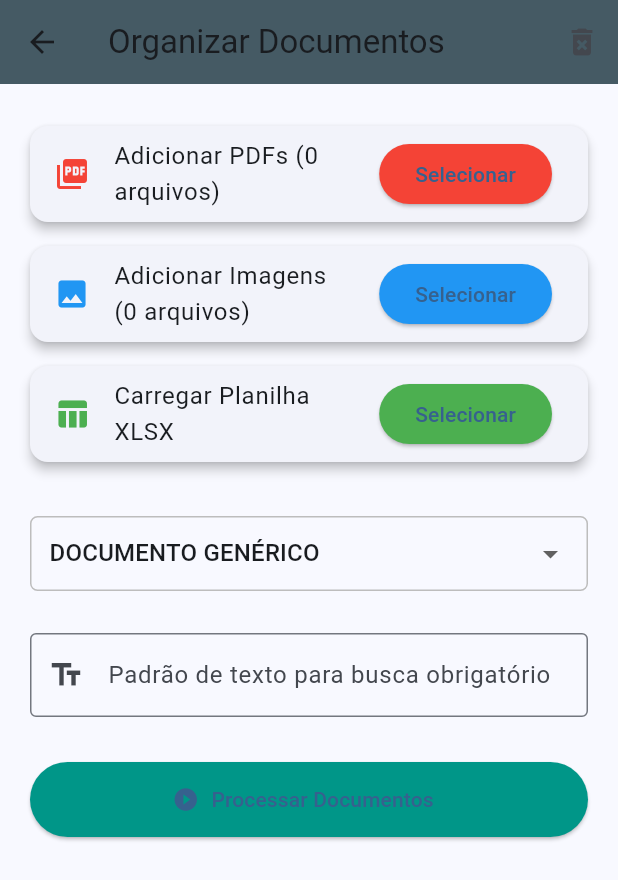
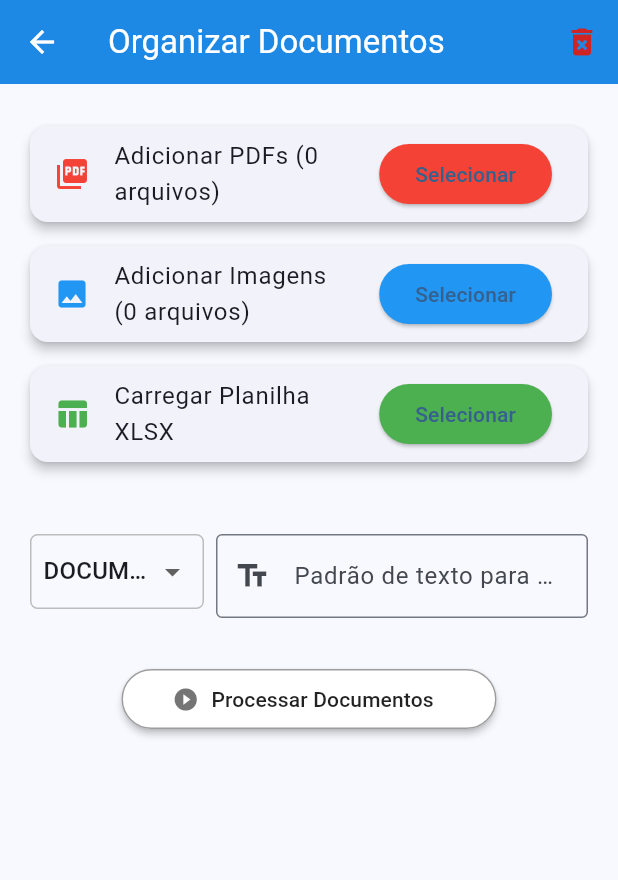
Before and after one commit to Brunopvh/web_pdf, a Flutter app: the OrganizePage screen opened by its route, on a phone screen of 412 x 824 dp. Shown: the top 880 px of the screen. Run offline on Flutter 3.47's test engine with Material 3 defaults, Android fonts, the light colour scheme and no system bars; our stand-ins replace file_picker; missing offline and left inert: dart:html, universal_html.

Commit message:
ajustes no frontend

```diff
--- a/frontend/lib/pages/organize.dart
+++ b/frontend/lib/pages/organize.dart
@@ -355,11 +355,18 @@ class _OrganizePageState extends State<OrganizePage> {
 
     return Scaffold(
       appBar: AppBar(
-        title: const Text('Organizar Documentos'),
-        backgroundColor: Colors.blueGrey.shade700,
+        title: const Text(
+          'Organizar Documentos',
+          style: TextStyle(color: Colors.white),
+        ),
+        backgroundColor: Colors.blue.shade600,
+        iconTheme: const IconThemeData(color: Colors.white),
         actions: [
           IconButton(
-            icon: const Icon(Icons.delete_forever),
+            icon: const Icon(
+              Icons.delete_forever,
+              color: Color.fromARGB(255, 207, 36, 36)
+            ),
             tooltip: 'Limpar tudo',
             onPressed: clearAllFiles,
           ),
@@ -422,6 +429,7 @@ class _OrganizePageState extends State<OrganizePage> {
                 ),
               ),
             const SizedBox(height: 20),
+            /*
             // ================== NOVO: Dropdown de Tipos de Documento ==================
             Container(
               margin: const EdgeInsets.symmetric(vertical: 8),
@@ -450,27 +458,77 @@ class _OrganizePageState extends State<OrganizePage> {
                 ),
               ),
             ),
+            */
             const SizedBox(height: 20),
             // Se o XLSX não foi selecionado, o padrão de texto é necessário.
             if (xlsxFile == null)
-              TextField(
+              Row(
+                crossAxisAlignment: CrossAxisAlignment.start, // Alinha os itens ao topo
+                children: [
+                  // 1. Dropdown (Esquerda, 40% da largura)
+                  Flexible(
+                    flex: 2, // Proporção 2
+                    child: Container(
+                      margin: const EdgeInsets.only(right: 8), // Pequena margem à direita
+                      padding: const EdgeInsets.symmetric(horizontal: 8),
+                      decoration: BoxDecoration(
+                        border: Border.all(color: Colors.grey.shade400),
+                        borderRadius: BorderRadius.circular(5),
+                      ),
+                      child: DropdownButtonHideUnderline(
+                        child: DropdownButton<String>(
+                          isExpanded: true,
+                          value: selectedDocumentType,
+                          hint: const Text("Tipo"),
+                          icon: const Icon(Icons.arrow_drop_down),
+                          items: documentOptions.map((String value) {
+                            return DropdownMenuItem<String>(
+                              value: value,
+                              child: Text(value, overflow: TextOverflow.ellipsis),
+                            );
+                          }).toList(),
+                          onChanged: (String? newValue) {
+                            setState(() {
+                              selectedDocumentType = newValue!;
+                            });
+                          },
+                        ),
+                      ),
+                    ),
+                  ),
+
+                  // 2. Campo de Padrão de Texto (Direita, 60% da largura)
+                  Expanded(
+                    flex: 4, // Proporção 3 (3/5 = 60%)
+                    child: TextField(
                       controller: patternController,
                       decoration: const InputDecoration(
-                  labelText: 'Padrão de texto para busca obrigatório',
+                        labelText: 'Padrão de texto para busca',
                         border: OutlineInputBorder(),
                         prefixIcon: Icon(Icons.text_fields),
                       ),
                     ),
+                  ),
+                ],
+              ),
             const SizedBox(height: 30),
 
             // Botão Processar
-            ElevatedButton.icon(
+            Center( // Centraliza o botão na largura disponível
+              child: ElevatedButton.icon(
                 onPressed: isProcessing ? null : processFiles,
-              icon: const Icon(Icons.play_circle_fill),
-              label: const Text('Processar Documentos'),
+                icon: const Icon(Icons.play_circle_fill, color: Colors.black54), // Ícone preto
+                label: const Text(
+                  'Processar Documentos',
+                  style: TextStyle(color: Colors.black87), // Texto preto
+                ),
                 style: ElevatedButton.styleFrom(
-                backgroundColor: Colors.teal,
-                minimumSize: const Size(double.infinity, 50),
+                  backgroundColor: Colors.white, // Fundo branco
+                  foregroundColor: Colors.teal, // Cor de destaque (ripple, sombra)
+                  side: const BorderSide(color: Colors.grey, width: 1), // Opcional: Borda para destacar o branco
+                  minimumSize: const Size(250, 40), // Reduz o tamanho (largura e altura)
+                  elevation: 2, // Sombra suave
+                ),
               ),
             ),
 
```
Also changed, not shown: 1 other file. Lines whose indentation alone changed are shown as unchanged.
